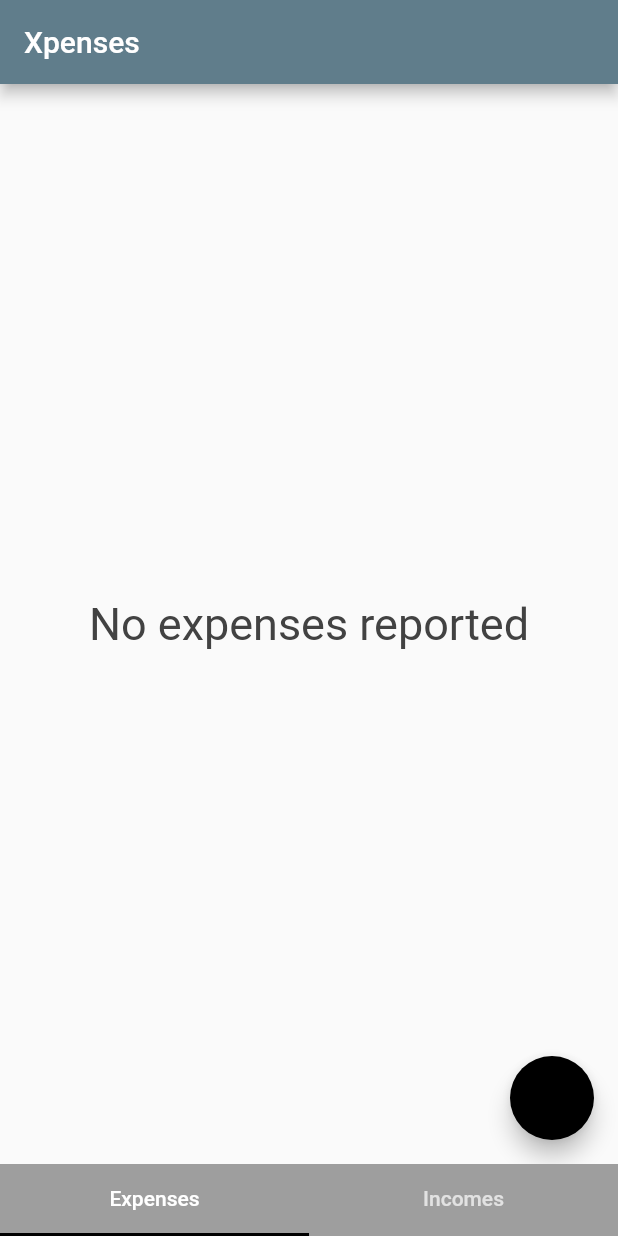
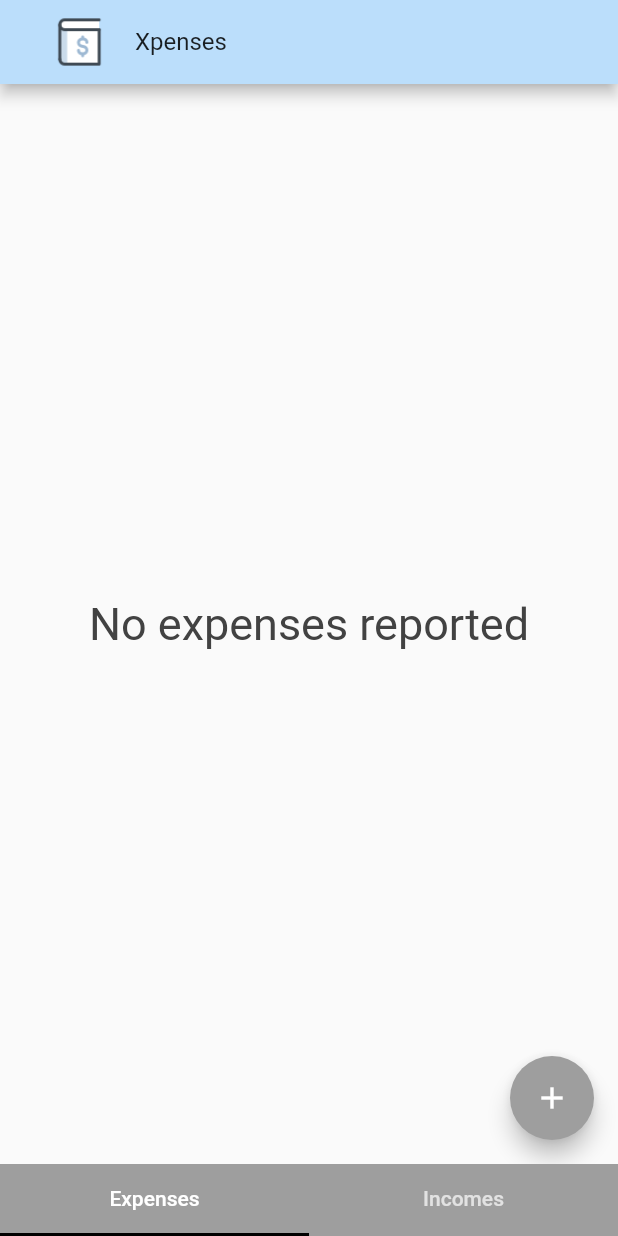
Before and after one commit to Ale6995/xpenses, a Flutter app: the screen it shows after launch, on a phone screen of 412 x 824 dp. Run offline on Flutter 3.47's test engine with Material 2 defaults, Android fonts, the phone set to English and light mode, and no system bars; drawn by our look-alikes of auto_size_text; our stand-ins replace get.

Commit message:
logo, better styled app

```diff
--- a/xpenses_app/lib/screens/expenses/expenses.dart
+++ b/xpenses_app/lib/screens/expenses/expenses.dart
@@ -31,6 +31,8 @@ class Expenses extends StatelessWidget {
         onPressed: () {
           controller.addExpense("hola", 1000.0, 'housing');
         },
+        child: const Icon(Icons.add),
+        backgroundColor: Colors.grey[500],
       ),
     );
   }
--- a/xpenses_app/lib/screens/incomes/incomesScreen.dart
+++ b/xpenses_app/lib/screens/incomes/incomesScreen.dart
@@ -33,6 +33,8 @@ class IncomesScreen extends StatelessWidget {
         onPressed: () {
           controller.addIncome("hola", 1000.0);
         },
+        child: const Icon(Icons.add),
+        backgroundColor: Colors.grey[500],
       ),
     );
   }
--- a/xpenses_app/lib/screens/tapBar/tapBar.dart
+++ b/xpenses_app/lib/screens/tapBar/tapBar.dart
@@ -13,7 +13,16 @@ class MyTabBar extends StatelessWidget {
 
     return Scaffold(
       appBar: AppBar(
-        title: Text("Xpenses"),
+        title: Container(
+          child: ListTile(
+            title: Text("Xpenses"),
+            leading: Image.asset(
+              'images/logo.png',
+              width: 42,
+            ),
+          ),
+        ),
+        backgroundColor: Colors.blue[100],
       ),
       bottomNavigationBar: SafeArea(
         child: Container(
--- a/xpenses_app/lib/widgets/expenseCard.dart
+++ b/xpenses_app/lib/widgets/expenseCard.dart
@@ -10,9 +10,11 @@ class ExpensesCard extends StatelessWidget {
   @override
   Widget build(BuildContext context) {
     return Card(
+      color: Colors.red[100],
       child: ListTile(
-        title: Text(
-            expense.description + ": \$ ${expense.value}" + expense.category),
+        title: Text(expense.description +
+            ": \$ ${expense.value} , " +
+            expense.category),
         leading: Icon(Icons.credit_card),
       ),
     );
```
Also changed, not shown: xpenses_app/lib/widgets/IncomeCard.dart (+5 -9 lines), xpenses_app/images/logo.png (added), 52 other files.
